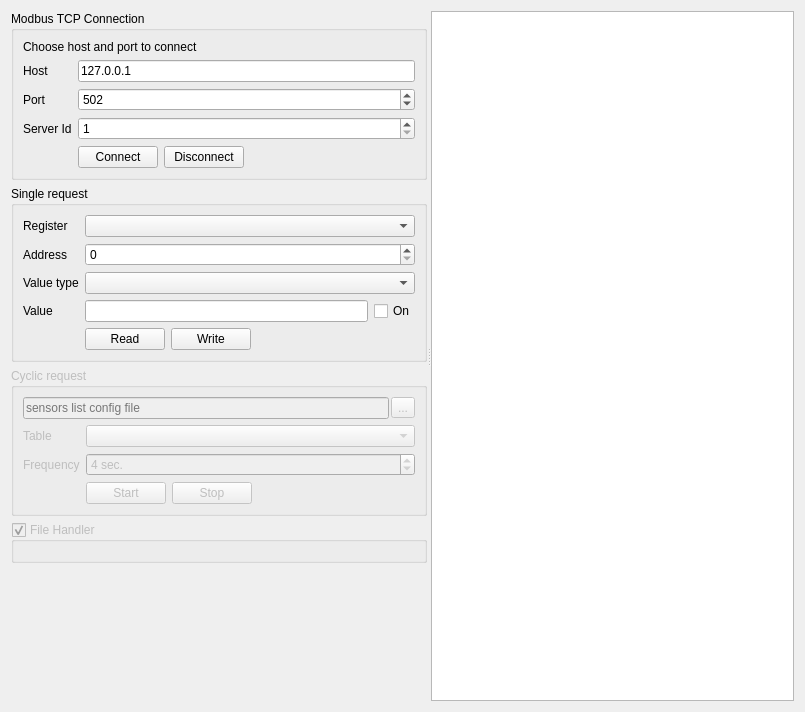
The window that PortListener/modbustcpclient.ui (khomchenkovaa/PortListener) describes before a commit, drawn with Qt 5.
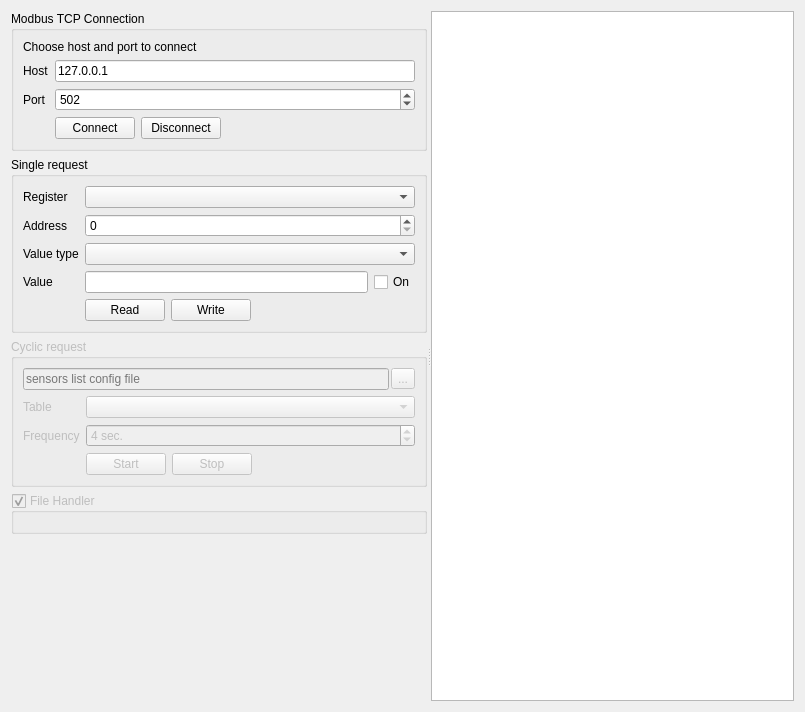
The same window after the commit.

Commit message: [MOD] don't use serverId in modbus-tcp mode

What changed in the file:
```diff
--- a/PortListener/modbustcpclient.ui
+++ b/PortListener/modbustcpclient.ui
@@ -68,24 +68,7 @@
             </property>
            </widget>
           </item>
-          <item row="3" column="0">
-           <widget class="QLabel" name="lblServerId">
-            <property name="text">
-             <string>Server Id</string>
-            </property>
-           </widget>
-          </item>
           <item row="3" column="1">
-           <widget class="QSpinBox" name="spinServerId">
-            <property name="minimum">
-             <number>1</number>
-            </property>
-            <property name="maximum">
-             <number>16</number>
-            </property>
-           </widget>
-          </item>
-          <item row="4" column="1">
            <layout class="QHBoxLayout" name="horizontalLayout">
             <item>
              <widget class="QPushButton" name="btnConnect">
```
The commit also changes 3 other files.
